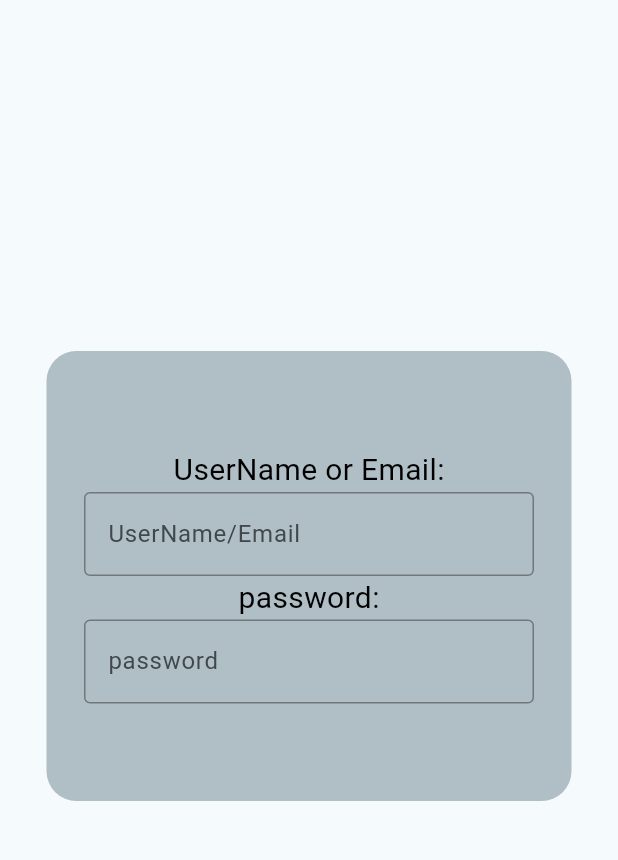
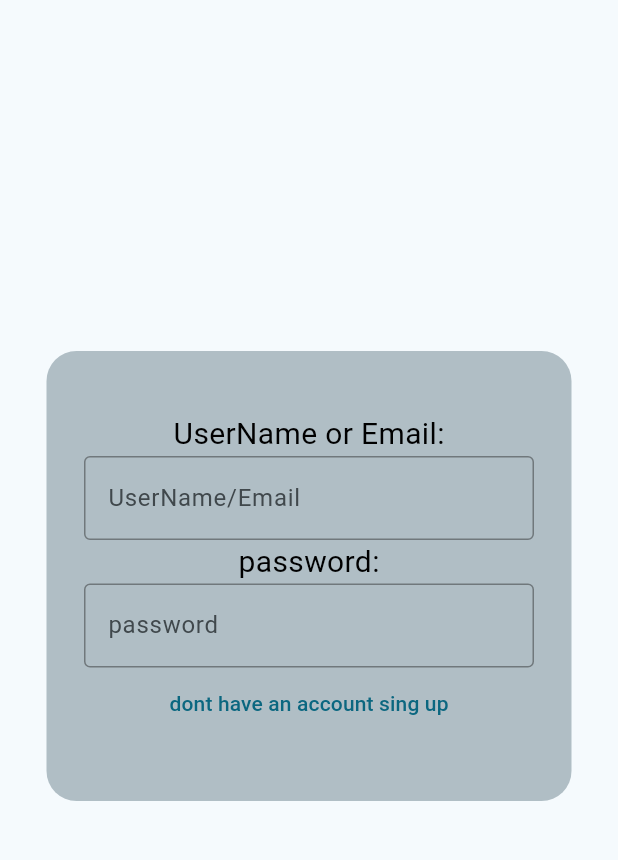
Before and after one commit to Sara28g/first-one, a Flutter app: the screen it shows after launch, on a phone screen of 412 x 824 dp, the part 84-944 px from its top. Run offline on Flutter 3.47's test engine with Material 3 defaults, Android fonts, the phone set to English and light mode, and no system bars; our stand-ins replace flutter_login.

Commit message:
adding LOG IN PAGE

```diff
--- a/lib/main.dart
+++ b/lib/main.dart
@@ -14,7 +14,6 @@
     return MaterialApp(
       title: 'sara',
       theme: ThemeData(
-
         colorScheme: ColorScheme.fromSeed(seedColor: Colors.blueGrey.shade200),
         useMaterial3: true,
       ),
@@ -25,7 +24,6 @@
 
 class MyHomePage extends StatefulWidget {
   const MyHomePage({super.key, required this.title});
-
 
   final String title;
 
@@ -38,61 +36,86 @@
 
   void _incrementCounter() {
     setState(() {
-
       _counter++;
     });
   }
 
   @override
   Widget build(BuildContext context) {
-
     return Scaffold(
       appBar: AppBar(
-        title: Text('log-in',style: TextStyle(color:Colors.white,fontSize: 30,)),
-
+        title: Text('log-in',
+            style: TextStyle(
+              color: Colors.white,
+              fontSize: 30,
+            )),
         backgroundColor: Colors.blueGrey.shade800,
-
-
       ),
       body: Center(
         child: SquareText(),
       ),
     );
-
   }
 }
-class SquareText extends StatelessWidget{
+
+class SquareText extends StatelessWidget {
   @override
   Widget build(BuildContext context) {
     return Container(
-      width:350,
+      width: 350,
       height: 300,
-      decoration: BoxDecoration(color: Colors.blueGrey.shade200,
-    shape:
-    BoxShape.rectangle,
+      decoration: BoxDecoration(
+        color: Colors.blueGrey.shade200,
+        shape: BoxShape.rectangle,
         borderRadius: BorderRadius.circular(20),
       ),
       child: Center(
         child: Column(
           mainAxisAlignment: MainAxisAlignment.center,
-      children:[
-      Text("UserName or Email:",style: TextStyle(color:Colors.black,fontSize: 20,),textAlign: TextAlign.left , ),
-      SizedBox(width:300,
-          child:TextField(
-            decoration: InputDecoration(border: OutlineInputBorder(),hintText: 'UserName/Email',),
+          children: [
+            Text(
+              "UserName or Email:",
+              style: TextStyle(
+                color: Colors.black,
+                fontSize: 20,
+              ),
+              textAlign: TextAlign.left,
+            ),
+            SizedBox(
+                width: 300,
+                child: TextField(
+                  decoration: InputDecoration(
+                    border: OutlineInputBorder(),
+                    hintText: 'UserName/Email',
+                  ),
+                )),
+            Text(
+              "password:",
+              style: TextStyle(
+                color: Colors.black,
+                fontSize: 20,
+              ),
+              textAlign: TextAlign.left,
+            ),
+            SizedBox(
+                width: 300,
+                child: TextField(
+                  decoration: InputDecoration(
+                    border: OutlineInputBorder(),
+                    hintText: 'password',
+                  ),
+                )),
+            TextButton(
+              style: const ButtonStyle(
+                // foregroundColor: WidgetStateProperty.all<Color>(Colors.blue),
 
+              ),
+              onPressed: () { },
+              child: const Text('dont have an account sing up'),
             )
-      ),
-      Text("password:",style: TextStyle(color:Colors.black,fontSize: 20,),textAlign: TextAlign.left , ),
-      SizedBox(width:300,
-          child:TextField(
-            decoration: InputDecoration(border: OutlineInputBorder(),hintText: 'password',),
-    )
-    ),
           ],
         ),
       ),
     );
-
   }
 }
```
Also changed, not shown: lib/views/Register.dart (added, +61 -0 lines). Lines whose indentation alone changed are shown as unchanged.
